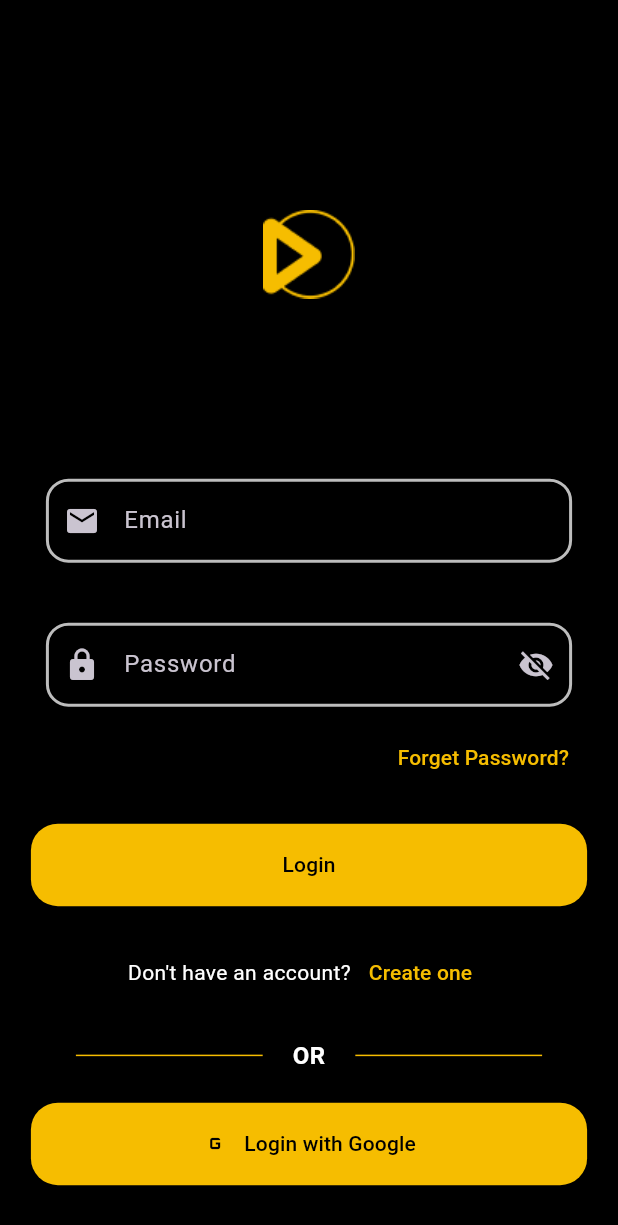
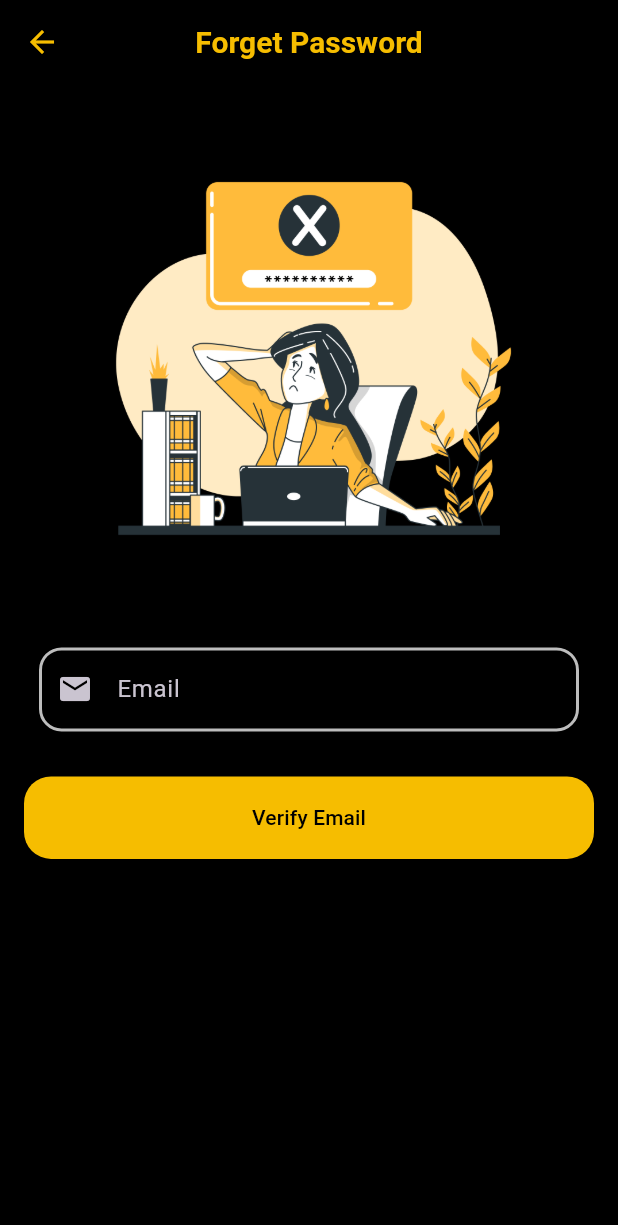
Before and after one commit to mohamedgad300/Movies-App, a Flutter app: the LoginScreen screen opened by its route, after a tap on "Forget Password?", on a phone screen of 412 x 824 dp. Shown: the top 1225 px of the screen. Run offline on Flutter 3.47's test engine with Material 3 defaults, Android fonts, the phone set to English and light mode, and no system bars.

Commit message:
إضافة الويجت الجديدة

```diff
--- a/lib/core/Auth_Screen/Login_screen.dart
+++ b/lib/core/Auth_Screen/Login_screen.dart
@@ -1,20 +1,20 @@
 import 'package:flutter/material.dart';
+import 'package:movies_app/core/Auth_Screen/repassword_screen.dart';
+import 'package:movies_app/core/Auth_Screen/signin_screen.dart';
 import '../../services/custom_form_Filed.dart';
 
 class LoginScreen extends StatelessWidget {
   const LoginScreen({super.key});
   static const String routeName = "login";
-
   @override
   Widget build(BuildContext context) {
-    double screenWidth = MediaQuery.of(context).size.width; // عرض الشاشة
-    double buttonWidth = screenWidth * 0.95; // تحديد عرض الزر ليكون 95% من عرض الشاشة
-
+    double screenWidth = MediaQuery.of(context).size.width; //
+    double buttonWidth = screenWidth * 0.95;
     return Scaffold(
       backgroundColor: Colors.black,
       body: SingleChildScrollView(
         child: Padding(
-          padding: EdgeInsets.symmetric(horizontal: screenWidth * 0.05), // هوامش جانبية 5%
+          padding: EdgeInsets.symmetric(horizontal: screenWidth * 0.05),
           child: Column(
             mainAxisAlignment: MainAxisAlignment.center,
             children: [
@@ -28,7 +28,7 @@ class LoginScreen extends StatelessWidget {
                 keyboardType: TextInputType.emailAddress,
                 prefixIcon: Icons.email,
               ),
-              const SizedBox(height: 20),
+              const SizedBox(height: 10),
 
               CustomFormField(
                 labelText: "Password",
@@ -40,7 +40,9 @@ class LoginScreen extends StatelessWidget {
               Align(
                 alignment: Alignment.centerRight,
                 child: TextButton(
-                  onPressed: () {},
+                  onPressed: () {
+                    Navigator.of(context).pushNamed(rePassword.routeName);
+                  },
                   child: const Text(
                     "Forget Password?",
                     style: TextStyle(color: Color(0xFFF6BD00)),
@@ -51,13 +53,15 @@ class LoginScreen extends StatelessWidget {
 
               FilledButton(
                 style: FilledButton.styleFrom(
-                  minimumSize: Size(buttonWidth, 55), // جعل الزر 95% من عرض الشاشة
+                  minimumSize: Size(buttonWidth, 55),
                   backgroundColor: const Color(0xFFF6BD00),
                   shape: RoundedRectangleBorder(
                     borderRadius: BorderRadius.circular(18),
                   ),
                 ),
-                onPressed: () {},
+                onPressed: () {
+                  ///z/z/z/z/z/z/zz//z/z/z/z/
+                },
                 child: const Text("Login", style: TextStyle(color: Colors.black)),
               ),
               const SizedBox(height: 20),
@@ -67,7 +71,9 @@ class LoginScreen extends StatelessWidget {
                 children: [
                   const Text("Don't have an account?", style: TextStyle(color: Colors.white)),
                   TextButton(
-                    onPressed: () {},
+                    onPressed: () {
+                      Navigator.of(context).pushNamed(signin.routeName);
+                    },
                     child: const Text(
                       "Create one",
                       style: TextStyle(color: Color(0xFFF6BD00)),
@@ -110,16 +116,17 @@ class LoginScreen extends StatelessWidget {
                 ],
               ),
               const SizedBox(height: 20),
-
               FilledButton(
                 style: FilledButton.styleFrom(
-                  minimumSize: Size(buttonWidth, 55), // جعل الزر 95% من عرض الشاشة
+                  minimumSize: Size(buttonWidth, 55),
                   backgroundColor: const Color(0xFFF6BD00),
                   shape: RoundedRectangleBorder(
                     borderRadius: BorderRadius.circular(18),
                   ),
                 ),
-                onPressed: () {},
+                onPressed: () {
+                  ////z/z/z/z/z/z/z/z/z/z/z/z/z/
+                },
                 child: Row(
                   mainAxisSize: MainAxisSize.min,
                   mainAxisAlignment: MainAxisAlignment.center,
--- a/lib/core/Auth_Screen/repassword_screen.dart
+++ b/lib/core/Auth_Screen/repassword_screen.dart
@@ -0,0 +1,66 @@
+import 'package:flutter/material.dart';
+import 'package:movies_app/services/custom_form_Filed.dart';
+
+class rePassword extends StatelessWidget {
+  rePassword({super.key});
+  static const String routeName = "repassword";
+
+  @override
+  Widget build(BuildContext context) {
+    double screenWidth = MediaQuery.of(context).size.width; //
+    double buttonWidth = screenWidth * 0.95;
+
+    return Scaffold(
+      backgroundColor: Colors.black,
+      appBar: AppBar(
+        backgroundColor: Colors.black,
+        iconTheme: IconThemeData(color: Color(0xFFF6BD00)),
+        centerTitle: true,
+        title: Text(
+          "Forget Password",
+          style: TextStyle(
+            color: Color(0xFFF6BD00),
+            fontSize: 20,
+            fontWeight: FontWeight.bold,
+          ),
+        ),
+      ),
+      body: SingleChildScrollView( // ✅ إضافة SingleChildScrollView
+        child: Padding(
+          padding: const EdgeInsets.all(16.0), // ✅ إضافة Padding لتباعد المحتوى
+          child: Column(
+            mainAxisAlignment: MainAxisAlignment.center,
+            children: [
+              Image.asset(
+                "assets/images/Forgot password-bro 1.png",
+                width: screenWidth * 0.8, // ✅ جعل الصورة متجاوبة مع الشاشة
+              ),
+              SizedBox(height: 20),
+              CustomFormField(
+                labelText: "Email",
+                hintText: "Enter your email",
+                keyboardType: TextInputType.emailAddress,
+                prefixIcon: Icons.email,
+              ),
+              SizedBox(height: 20),
+              FilledButton(
+                style: FilledButton.styleFrom(
+                  minimumSize: Size(buttonWidth, 55),
+                  backgroundColor: const Color(0xFFF6BD00),
+                  shape: RoundedRectangleBorder(
+                    borderRadius: BorderRadius.circular(18),
+                  ),
+                ),
+                onPressed: () {
+                  ///z/z/z/z/z/z/zz//z/z/z/z/
+                },
+                child: const Text("Verify Email", style: TextStyle(color: Colors.black)),
+              ),
+              SizedBox(height: 20),
+            ],
+          ),
+        ),
+      ),
+    );
+  }
+}
--- a/lib/main.dart
+++ b/lib/main.dart
@@ -1,4 +1,6 @@
 import 'package:flutter/material.dart';
+import 'package:movies_app/core/Auth_Screen/repassword_screen.dart';
+import 'package:movies_app/core/Auth_Screen/signin_screen.dart';
 import 'package:movies_app/core/provider/my%20provider.dart';
 import 'package:movies_app/models/film_model.dart'; // إضافة هذا السطر
 import 'package:movies_app/screens/Film_details.dart'; // إضافة هذا السطر
@@ -23,7 +25,9 @@ final Map<String, Widget Function(BuildContext)> appRoutes = {
   "IntroFive": (context) => const Introfive(),
   "IntroSix": (context) => const Introsix(),
   LoginScreen.routeName: (context) => const LoginScreen(),
+  rePassword.routeName : (context) => rePassword(),
   HomeScreen.routeName: (context) => const HomeScreen(),
+  signin.routeName: (context) => signin(),
   FilmDetails.routeName: (context) => FilmDetails(
     film: ModalRoute.of(context)!.settings.arguments as FilmModel, // هنا تمرير الـ FilmModel
   ),
--- a/pubspec.yaml
+++ b/pubspec.yaml
@@ -67,6 +67,9 @@ flutter:
     - assets/images/film2.jpeg
     - assets/images/film3.jpeg
     - assets/images/film4.png
+    - assets/images/gamer (1) (1).png
+    - assets/images/gamer (1) (2).png
+    - assets/images/gamer (1) (3).png
 
 
   # An image asset can refer to one or more resolution-specific "variants", see
```
Also changed, not shown: lib/core/Auth_Screen/signin_screen.dart (+143 -0 lines), assets/images/Forgot password-bro 1.png (added), assets/images/gamer (1) (1).png (added), assets/images/gamer (1) (2).png (added), assets/images/gamer (1) (3).png (added).
